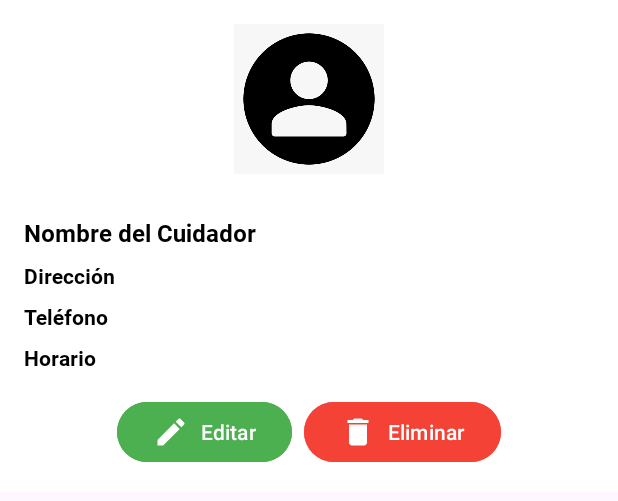
After one commit to Aperlop2/App_CAPSA_JAVA, an Android app: the layout item_cuidador.xml on its own in the app's theme, with its tools: preview values and no code run, on a phone screen of 412 x 824 dp. The commit adds this screen. Shown: the top 501 px of the screen. Run offline under Robolectric (Android 15) with nearby library versions, the phone set to English and light mode, and no system bars.

Commit message:
Segunda pantalla de britani del esquema de la informaicon del usuario en la rama de tatiana

```diff
--- /dev/null
+++ b/app/src/main/res/drawable/baseline_delete_24.xml
@@ -0,0 +1,5 @@
+<vector xmlns:android="http://schemas.android.com/apk/res/android" android:height="24dp" android:tint="#FFFFFF" android:viewportHeight="24" android:viewportWidth="24" android:width="24dp">
+
+    <path android:fillColor="@android:color/white" android:pathData="M6,19c0,1.1 0.9,2 2,2h8c1.1,0 2,-0.9 2,-2V7H6v12zM19,4h-3.5l-1,-1h-5l-1,1H5v2h14V4z"/>
+
+</vector>
--- /dev/null
+++ b/app/src/main/res/drawable/baseline_edit_24.xml
@@ -0,0 +1,5 @@
+<vector xmlns:android="http://schemas.android.com/apk/res/android" android:height="24dp" android:tint="#FFFFFF" android:viewportHeight="24" android:viewportWidth="24" android:width="24dp">
+
+    <path android:fillColor="@android:color/white" android:pathData="M3,17.25V21h3.75L17.81,9.94l-3.75,-3.75L3,17.25zM20.71,7.04c0.39,-0.39 0.39,-1.02 0,-1.41l-2.34,-2.34c-0.39,-0.39 -1.02,-0.39 -1.41,0l-1.83,1.83 3.75,3.75 1.83,-1.83z"/>
+
+</vector>
--- /dev/null
+++ b/app/src/main/res/layout/item_cuidador.xml
@@ -0,0 +1,101 @@
+<?xml version="1.0" encoding="utf-8"?>
+<androidx.constraintlayout.widget.ConstraintLayout
+    xmlns:android="http://schemas.android.com/apk/res/android"
+    xmlns:app="http://schemas.android.com/apk/res-auto"
+
+    xmlns:tools="http://schemas.android.com/tools"
+    android:layout_width="match_parent"
+    android:layout_height="match_parent">
+
+    <LinearLayout
+        android:id="@+id/contenedor_cuidador"
+        android:layout_width="match_parent"
+        android:layout_height="wrap_content"
+        android:orientation="vertical"
+        android:background="#FFFFFF"
+        android:padding="16dp"
+        app:layout_constraintTop_toTopOf="parent"
+        app:layout_constraintStart_toStartOf="parent"
+        app:layout_constraintEnd_toEndOf="parent">
+
+        <ImageView
+            android:id="@+id/imagen_cuidador"
+            android:layout_width="100dp"
+            android:layout_height="100dp"
+            android:layout_gravity="center_horizontal"
+            android:layout_marginBottom="8dp"
+            android:src="@drawable/avatar"
+            tools:ignore="ContentDescription" />
+
+        <TextView
+            android:id="@+id/nombre_cuidador"
+            android:layout_width="match_parent"
+            android:layout_height="wrap_content"
+            android:layout_marginTop="20dp"
+            android:text="@string/nombre_cuidador"
+            android:fontFamily="@font/roboto_bold"
+            android:textColor="@color/black"
+            android:textSize="16sp"
+            android:layout_marginBottom="8dp" />
+
+        <TextView
+            android:id="@+id/direccion_cuidador"
+            android:layout_width="match_parent"
+            android:layout_height="wrap_content"
+            android:text="@string/direccionItem"
+            android:fontFamily="@font/roboto_bold"
+            android:textColor="@color/black"
+            android:textSize="14sp"
+            android:layout_marginBottom="8dp" />
+
+        <TextView
+            android:id="@+id/telefono_cuidador"
+            android:layout_width="match_parent"
+            android:layout_height="wrap_content"
+            android:text="@string/telefonoItem"
+            android:fontFamily="@font/roboto_bold"
+            android:textColor="@color/black"
+            android:textSize="14sp"
+            android:layout_marginBottom="8dp" />
+
+        <TextView
+            android:id="@+id/horario_cuidador"
+            android:layout_width="match_parent"
+            android:layout_height="wrap_content"
+            android:text="@string/horarioItem"
+            android:fontFamily="@font/roboto_bold"
+            android:textColor="@color/black"
+            android:textSize="14sp"
+            android:layout_marginBottom="16dp" />
+
+        <LinearLayout
+            android:layout_width="match_parent"
+            android:layout_height="wrap_content"
+            android:orientation="horizontal"
+            android:gravity="center_horizontal">
+
+            <Button
+                android:id="@+id/btnEditar1"
+                android:layout_width="wrap_content"
+                android:layout_height="wrap_content"
+                android:layout_marginEnd="8dp"
+                android:backgroundTint="#4CAF50"
+                android:drawableLeft="@drawable/baseline_edit_24"
+                android:text="@string/editar"
+                android:textColor="#FFFFFF"
+                tools:ignore="ButtonStyle,RtlHardcoded,TextContrastCheck" />
+
+            <Button
+                android:id="@+id/btnEliminar1"
+                android:layout_width="wrap_content"
+                android:layout_height="wrap_content"
+                android:backgroundTint="#F44336"
+                android:drawableLeft="@drawable/baseline_delete_24"
+                android:text="@string/eliminar"
+                android:textColor="#FFFFFF"
+                tools:ignore="ButtonStyle,RtlHardcoded,TextContrastCheck" />
+        </LinearLayout>
+
+    </LinearLayout>
+
+</androidx.constraintlayout.widget.ConstraintLayout>
--- a/app/src/main/res/values/strings.xml
+++ b/app/src/main/res/values/strings.xml
@@ -62,7 +62,7 @@
     <string name="titulo">Título</string>
     <string name="detalles">Detalles</string>
 
-
+    <!-- Pantallas de britani -->
     <!-- String de la pantalla agregar_nuevo_cuidador.xml -->
     <string name="agregar_cuidador">Agregar nuevo cuidador</string>
     <string name="nombre">Nombre completo</string>
@@ -75,4 +75,11 @@
     <string name="gestion_de_cuidadores">Gestón de cuidadores</string>
     <string name="agregar">Agregar</string>
 
+    <!-- String de la pantalla item_cuidador.xml-->
+    <string name="nombre_cuidador">Nombre del Cuidador</string>
+    <string name="direccionItem">Dirección</string>
+    <string name="telefonoItem">Teléfono</string>
+    <string name="horarioItem">Horario</string>
+    <string name="editar">Editar</string>
+    <string name="eliminar">Eliminar</string>
 </resources>
```
Also changed, not shown: app/src/main/res/drawable/avatar.jpg (added).
